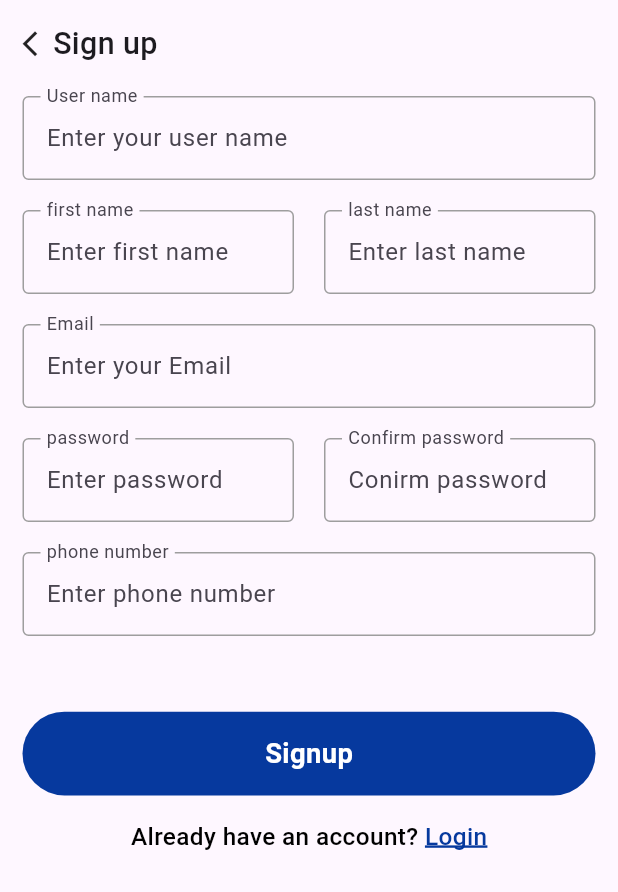
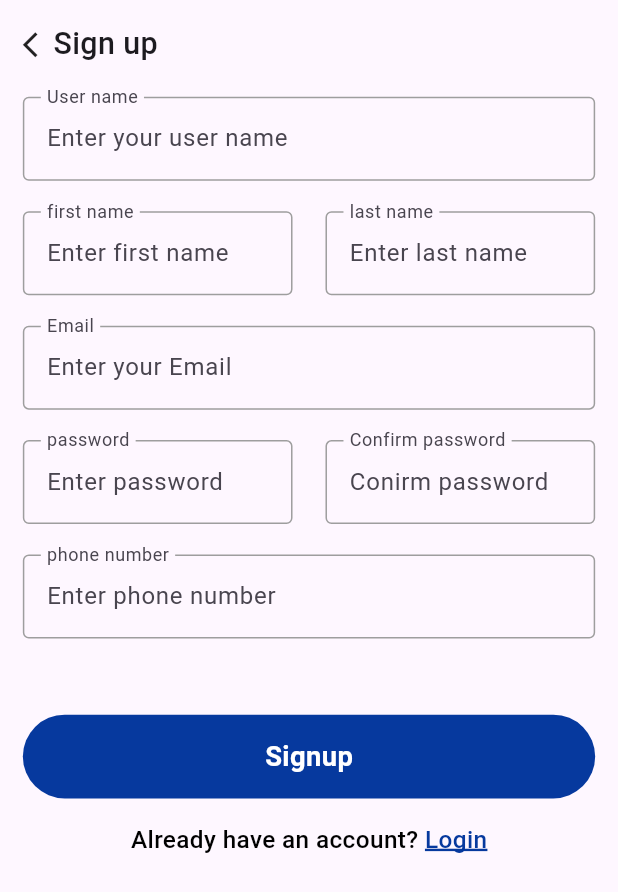
Before and after one commit to BakriCB9/exam, a Flutter app: the screen it shows after launch, on a phone screen of 412 x 824 dp. Shown: the top 892 px of the screen. Run offline on Flutter 3.47's test engine with Material 3 defaults, Android fonts, the phone set to English and light mode, and no system bars; our stand-ins replace dio, equatable, flutter_bloc, flutter_screenutil, get_it, injectable.

Commit message:
last update

```diff
--- a/lib/features/register/presentation/pages/signup_page.dart
+++ b/lib/features/register/presentation/pages/signup_page.dart
@@ -40,7 +40,7 @@ class _MyWidgetState extends State<SignUpPage> {
              final cubit = registrationCubit;
             return SafeArea(
                 child: Padding(
-              padding: const EdgeInsets.all(15),
+              padding:  EdgeInsets.all(15.r),
               child: Form(
                 key: cubit.formKey,
 
@@ -60,7 +60,7 @@ class _MyWidgetState extends State<SignUpPage> {
                       ],
                     ),
                     Padding(
-                      padding: const EdgeInsets.symmetric(vertical: 20),
+                      padding:  EdgeInsets.symmetric(vertical: 20.h),
                       child: SignField(
 
                           errorText: cubit.usernameError,
@@ -72,7 +72,7 @@ class _MyWidgetState extends State<SignUpPage> {
                       children: [
                         Expanded(
                             child: Padding(
-                          padding: const EdgeInsets.only(right: 10),
+                          padding:  EdgeInsets.only(right: 10.w),
                           child: SignField(
                               errorText: cubit.firstNameError,
 
@@ -81,7 +81,7 @@ class _MyWidgetState extends State<SignUpPage> {
                         )),
                         Expanded(
                             child: Padding(
-                          padding: const EdgeInsets.only(left: 10),
+                          padding:  EdgeInsets.only(left: 10.w),
                           child: SignField(
                              errorText: cubit.lastNameError,
                             controller: cubit.lastNameController,
@@ -90,7 +90,7 @@ class _MyWidgetState extends State<SignUpPage> {
                       ],
                     ),
                     Padding(
-                      padding: const EdgeInsets.symmetric(vertical: 20),
+                      padding:  EdgeInsets.symmetric(vertical: 20.h),
                       child:
                           SignField(
                             errorText: cubit.emailError,
@@ -101,7 +101,7 @@ class _MyWidgetState extends State<SignUpPage> {
                       children: [
                         Expanded(
                             child: Padding(
-                          padding: const EdgeInsets.only(right: 10),
+                          padding:  EdgeInsets.only(right: 10.w),
                           child: SignField(
                           errorText: cubit.passwordError,
                             controller: cubit.passwordController,
@@ -109,7 +109,7 @@ class _MyWidgetState extends State<SignUpPage> {
                         )),
                         Expanded(
                             child: Padding(
-                          padding: const EdgeInsets.only(left: 10),
+                          padding:  EdgeInsets.only(left: 10.w),
                           child: SignField(
                             errorText: cubit.rePasswordError,
                             controller: cubit.rePasswordController,
@@ -119,7 +119,7 @@ class _MyWidgetState extends State<SignUpPage> {
                       ],
                     ),
                     Padding(
-                      padding: const EdgeInsets.symmetric(vertical: 20),
+                      padding:  EdgeInsets.symmetric(vertical: 20.h),
                       child: SignField(
                       errorText: cubit.phoneError,
                         controller: cubit.phoneController,
@@ -135,7 +135,7 @@ class _MyWidgetState extends State<SignUpPage> {
                       child: const SignButton(),
                     ),
                      Padding(
-                      padding: EdgeInsets.all(16),
+                      padding: EdgeInsets.all(16.r),
                       child: Row(
                         mainAxisAlignment: MainAxisAlignment.center,
                         children: [
--- a/lib/main.dart
+++ b/lib/main.dart
@@ -28,5 +28,5 @@ class MyApp extends StatelessWidget {
 onGenerateRoute: RouteGenerator.getRoute,
        initialRoute: Routes.registerRoute,
 
-      home: const SignUpPage(),
+      home: child,
      ));}}
```
